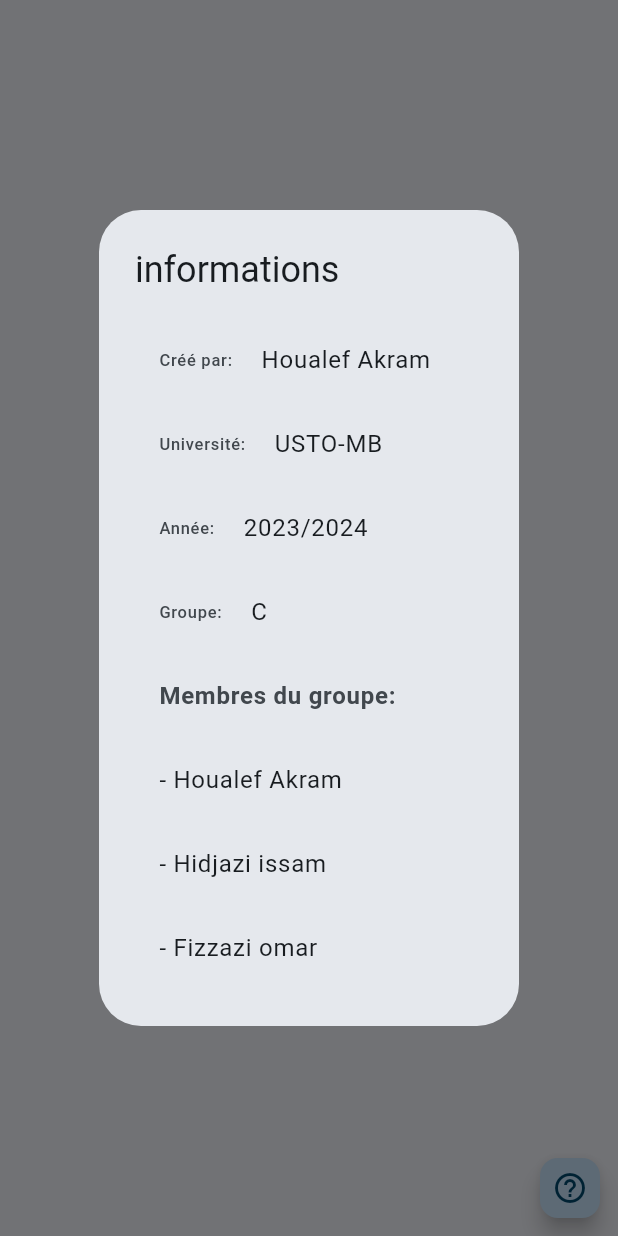
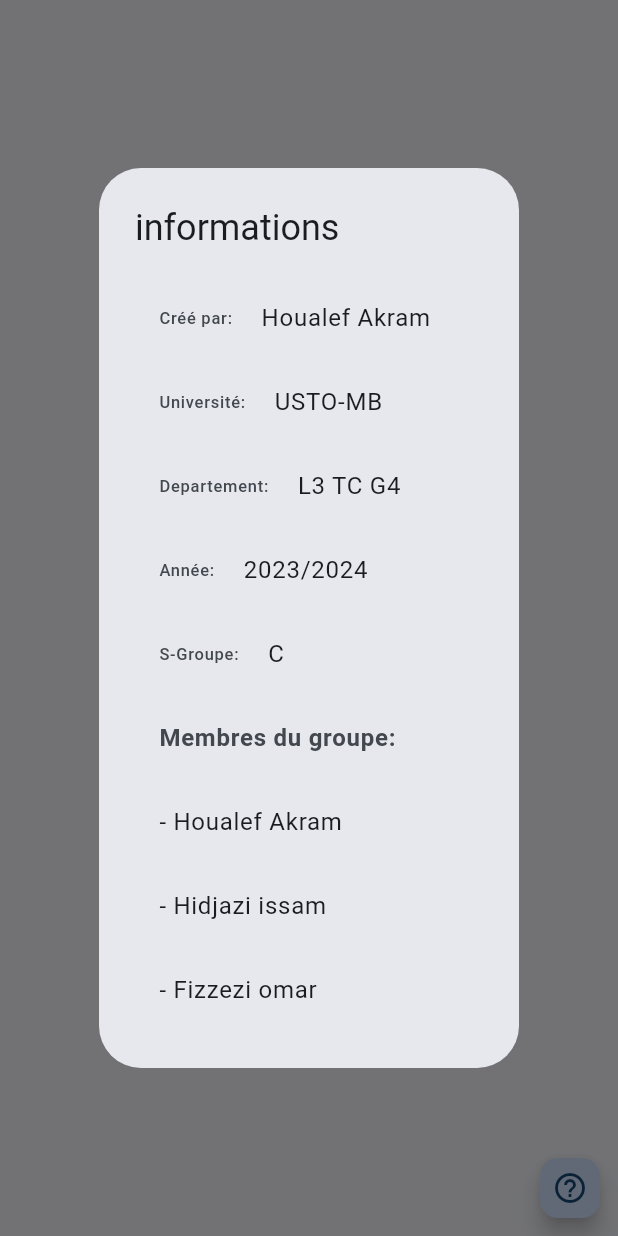
Before and after one commit to HoualefAkram/arduino_with_flutter, a Flutter app: the screen it shows after launch, after a tap on the "help outline" icon, on a phone screen of 412 x 824 dp. Run offline on Flutter 3.47's test engine with Material 3 defaults, Android fonts, the phone set to English and light mode, and no system bars; our stand-ins replace flutter_bloc, flutter_bluetooth_serial.

Commit message:
bluetooth listener, loading screen

```diff
--- /dev/null
+++ b/lib/helpers/loading/loading_screen_controller.dart
@@ -0,0 +1,15 @@
+import 'package:flutter/material.dart' show immutable;
+
+typedef CloseLoadingScreen = bool Function();
+typedef UpdateLoadingScreen = bool Function(String text);
+
+@immutable
+class LoadingScreenContoller {
+  final CloseLoadingScreen close;
+  final UpdateLoadingScreen update;
+
+  const LoadingScreenContoller({
+    required this.close,
+    required this.update,
+  });
+}
--- a/lib/logic/ConnectivityCubit/connectivity_cubit.dart
+++ b/lib/logic/ConnectivityCubit/connectivity_cubit.dart
@@ -6,46 +6,89 @@
 part 'connectivity_state.dart';
 
 class ConnectivityCubit extends Cubit<ConnectivityState> {
-  ConnectivityCubit() : super(ConnectivityStateUninitialized());
+  ConnectivityCubit()
+      : super(ConnectivityStateUninitialized(
+          isLoading: false,
+        ));
   final BluetoothService _bluetoothService = BluetoothService();
   Future<void> initialize() async {
-    emit(
-      ConnectivityStateDisconnected(),
+    _bluetoothService.startListening();
+    _bluetoothService.connectivityStream.listen(
+      (bool isConnected) {
+        log("connection: $isConnected");
+        if (!isConnected) {
+          emit(ConnectivityStateDisconnected(
+            isLoading: state.isLoading,
+          ));
+        }
+      },
     );
   }
 
-  Future<void> connect() async {
+  Future<void> connect({required address}) async {
+    try {
       if (_bluetoothService.isConnected) return;
-    final bool connect = await _bluetoothService.connect();
+      emit(
+        ConnectivityStateDisconnected(
+          isLoading: true,
+        ),
+      );
+      final bool connect = await _bluetoothService.connect(address: address);
       log("connect: $connect");
       if (connect) {
+        await _bluetoothService.sendData("1");
         emit(
           ConnectivityStateConnected(
             amplifierCircuit: AmplifierCircuit.weinAOP,
+            isLoading: false,
+          ),
+        );
+      } else {
+        emit(
+          ConnectivityStateDisconnected(
+            isLoading: false,
+          ),
+        );
+      }
+    } catch (_) {
+      emit(
+        ConnectivityStateDisconnected(
+          isLoading: false,
         ),
       );
     }
   }
 
   Future<void> disconnect() async {
+    try {
       await _bluetoothService.disconnect();
-    emit(ConnectivityStateDisconnected());
-  }
-
-  Future<void> sendData(String data) async {
-    await _bluetoothService.sendData(data);
+    } catch (_) {}
   }
 
   Future<void> changeCircuit({
     required AmplifierCircuit amplifierCircuit,
   }) async {
-    // TODO: Change circuit
+    try {
+      switch (amplifierCircuit) {
+        case AmplifierCircuit.weinAOP:
+          await _bluetoothService.sendData("1");
+          break;
 
+        case AmplifierCircuit.colpittsAOP:
+          await _bluetoothService.sendData("2");
+          break;
+
+        case AmplifierCircuit.colpittsTransistor:
+          await _bluetoothService.sendData("3");
+          break;
+      }
       //  emit new state
       emit(
         ConnectivityStateConnected(
           amplifierCircuit: amplifierCircuit,
+          isLoading: state.isLoading,
         ),
       );
+    } catch (_) {}
   }
 }
--- a/lib/logic/ConnectivityCubit/connectivity_state.dart
+++ b/lib/logic/ConnectivityCubit/connectivity_state.dart
@@ -1,13 +1,24 @@
 part of 'connectivity_cubit.dart';
 
-class ConnectivityState {}
+class ConnectivityState {
+  final bool isLoading;
 
-class ConnectivityStateUninitialized extends ConnectivityState {}
+  ConnectivityState({required this.isLoading});
+}
+
+class ConnectivityStateUninitialized extends ConnectivityState {
+  ConnectivityStateUninitialized({required super.isLoading});
+}
 
 class ConnectivityStateConnected extends ConnectivityState {
   final AmplifierCircuit amplifierCircuit;
 
-  ConnectivityStateConnected({required this.amplifierCircuit});
+  ConnectivityStateConnected({
+    required this.amplifierCircuit,
+    required super.isLoading,
+  });
 }
 
-class ConnectivityStateDisconnected extends ConnectivityState {}
+class ConnectivityStateDisconnected extends ConnectivityState {
+  ConnectivityStateDisconnected({required super.isLoading});
+}
--- a/lib/main.dart
+++ b/lib/main.dart
@@ -10,7 +10,7 @@
       child: MaterialApp(
         title: 'PFC SGC',
         theme: ThemeData(
-          colorScheme: ColorScheme.fromSeed(seedColor: Colors.lightBlue),
+          colorScheme: ColorScheme.fromSeed(seedColor: Colors.blue),
           useMaterial3: true,
         ),
         home: const Main(),
--- a/lib/services/bluetooth_service.dart
+++ b/lib/services/bluetooth_service.dart
@@ -1,14 +1,16 @@
+import 'dart:async';
 import 'dart:convert';
-
 import 'package:flutter_bluetooth_serial/flutter_bluetooth_serial.dart';
 
 class BluetoothService {
   BluetoothConnection? _bluetoothConnection;
   bool get isConnected => _bluetoothConnection?.isConnected ?? false;
+  final StreamController<bool> _streamController = StreamController<bool>();
+  Stream<bool> get connectivityStream => _streamController.stream;
 
-  Future<bool> connect() async {
-    _bluetoothConnection =
-        await BluetoothConnection.toAddress("98:DA:50:02:45:71");
+  Future<bool> connect({required String address}) async {
+    _bluetoothConnection = await BluetoothConnection.toAddress(address);
+    final bool isConnected = _bluetoothConnection?.isConnected ?? false;
     if (isConnected) {
       return true;
     } else {
@@ -25,4 +27,12 @@
     if (_bluetoothConnection == null) return;
     _bluetoothConnection!.output.add(ascii.encode(data));
   }
+
+  Future<void> startListening() async {
+    while (true) {
+      final bool isConnected = _bluetoothConnection?.isConnected ?? false;
+      _streamController.add(isConnected);
+      await Future.delayed(const Duration(seconds: 1));
+    }
+  }
 }
--- a/lib/utilities/dialogs/app_info_dialog.dart
+++ b/lib/utilities/dialogs/app_info_dialog.dart
@@ -19,11 +19,15 @@
               title: Text("USTO-MB"),
             ),
             const ListTile(
+              leading: Text("Departement: "),
+              title: Text("L3 TC G4"),
+            ),
+            const ListTile(
               leading: Text("Année: "),
               title: Text("2023/2024"),
             ),
             const ListTile(
-              leading: Text("Groupe: "),
+              leading: Text("S-Groupe: "),
               title: Text("C"),
             ),
             ListTile(
@@ -39,7 +43,7 @@
               title: Text("- Hidjazi issam"),
             ),
             const ListTile(
-              title: Text("- Fizzazi omar"),
+              title: Text("- Fizzezi omar"),
             ),
           ],
         ),
--- a/lib/views/disconnected_view.dart
+++ b/lib/views/disconnected_view.dart
@@ -1,6 +1,7 @@
 import 'package:flutter/material.dart';
 import 'package:flutter_bloc/flutter_bloc.dart';
 import 'package:flutter_bluetooth_serial/flutter_bluetooth_serial.dart';
+import 'package:pfc_sgc/constants/text_style.dart';
 import 'package:pfc_sgc/logic/ConnectivityCubit/connectivity_cubit.dart';
 
 class DisconnectedView extends StatefulWidget {
@@ -19,12 +20,21 @@
         crossAxisAlignment: CrossAxisAlignment.center,
         mainAxisAlignment: MainAxisAlignment.center,
         children: [
+          Text(
+            "l'application n'est pas connectée au circuit",
+            style: style(
+              bold: true,
+            ),
+          ),
+          const SizedBox(
+            height: 15,
+          ),
           ElevatedButton(
-            onPressed: () async {
-              context.read<ConnectivityCubit>().connect();
-            },
-            child: const Text("connect"),
-          ),
+            onPressed: () => context
+                .read<ConnectivityCubit>()
+                .connect(address: "98:DA:50:02:45:71"),
+            child: const Text("connecter"),
+          )
         ],
       ),
     );
--- a/lib/views/main_page.dart
+++ b/lib/views/main_page.dart
@@ -1,5 +1,6 @@
 import 'package:flutter/material.dart';
 import 'package:flutter_bloc/flutter_bloc.dart';
+import 'package:pfc_sgc/helpers/loading/loading_screen.dart';
 import 'package:pfc_sgc/logic/ConnectivityCubit/connectivity_cubit.dart';
 import 'package:pfc_sgc/utilities/dialogs/app_info_dialog.dart';
 import 'package:pfc_sgc/views/connected_view.dart';
@@ -21,10 +22,18 @@
 
   @override
   Widget build(BuildContext context) {
-    return Scaffold(
+    return SafeArea(
+      child: Scaffold(
         body: Stack(
           children: [
-          BlocBuilder<ConnectivityCubit, ConnectivityState>(
+            BlocConsumer<ConnectivityCubit, ConnectivityState>(
+              listener: (context, state) {
+                if (state.isLoading) {
+                  LoadingScreen().show(context: context);
+                } else {
+                  LoadingScreen().hide();
+                }
+              },
               builder: (context, connectivityState) {
                 if (connectivityState is ConnectivityStateDisconnected) {
                   return const DisconnectedView();
@@ -53,6 +62,7 @@
             ),
           ],
         ),
+      ),
     );
   }
 }
```
Also changed, not shown: lib/helpers/loading/loading_screen.dart (added, +119 -0 lines), lib/views/connected_view.dart (+13 -6 lines). Lines whose indentation alone changed are shown as unchanged.
